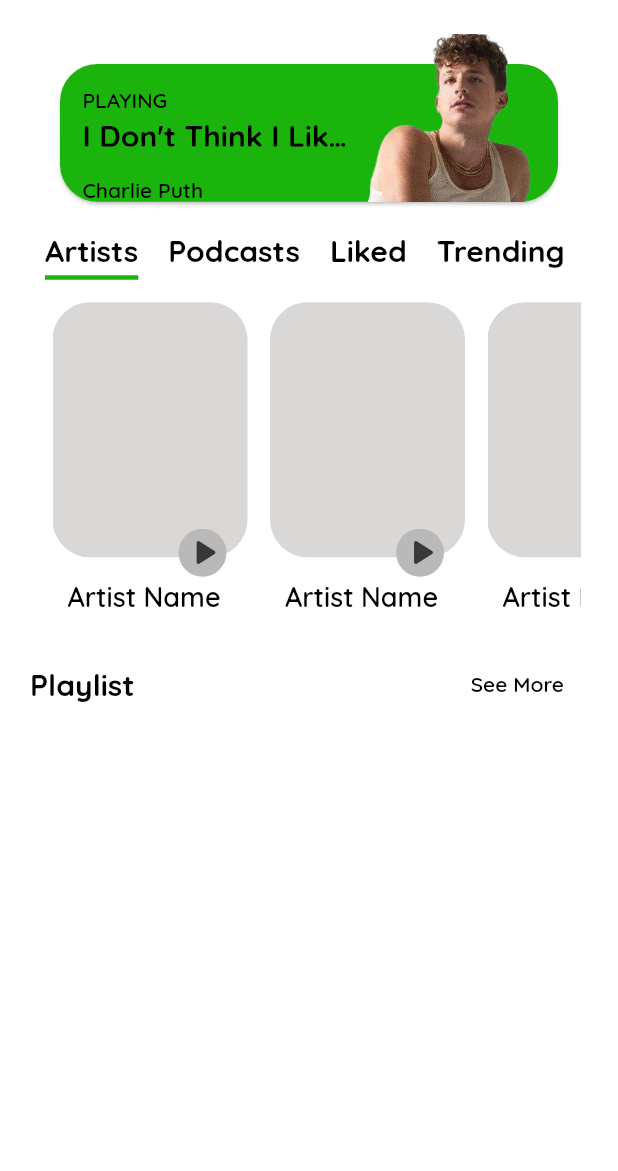
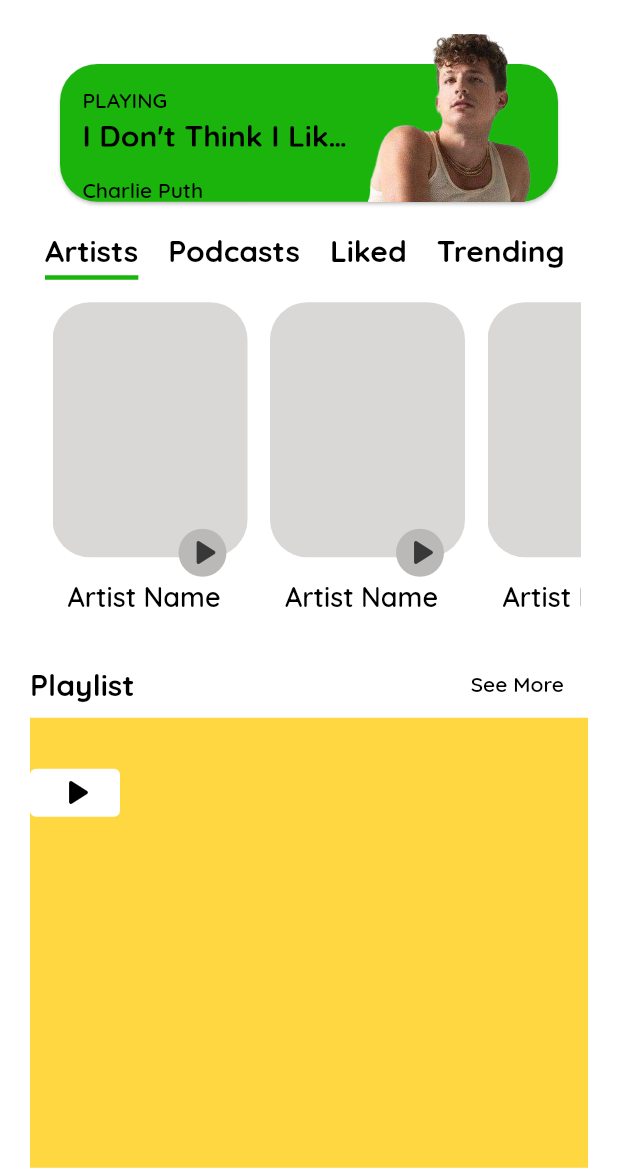
Before and after one commit to aryanmajhi75/warpd, a Flutter app: the screen it shows after launch, on a phone screen of 412 x 824 dp, the part 65-1236 px from its top. Run offline on Flutter 3.47's test engine with Material 2 defaults, Android fonts, the light colour scheme and no system bars; our stand-ins replace appwrite.

Commit message:
adding playlist listview

```diff
--- /dev/null
+++ b/spotify/lib/components/PlaylistItems.dart
@@ -0,0 +1,32 @@
+import 'package:flutter/material.dart';
+
+class PlaylistItems extends StatefulWidget {
+  const PlaylistItems({super.key});
+
+  @override
+  State<PlaylistItems> createState() => _PlaylistItemsState();
+}
+
+class _PlaylistItemsState extends State<PlaylistItems> {
+  @override
+  Widget build(BuildContext context) {
+    return SizedBox(
+      height: 80,
+      child: Row(
+        children: [
+          ElevatedButton(
+            style: const ButtonStyle(
+              fixedSize: MaterialStatePropertyAll(
+                Size(5, 5),
+              ),
+            ),
+            onPressed: () {},
+            child: const Icon(
+              Icons.play_arrow_rounded,
+            ),
+          ),
+        ],
+      ),
+    );
+  }
+}
--- a/spotify/lib/pages/homeScreen.dart
+++ b/spotify/lib/pages/homeScreen.dart
@@ -1,5 +1,6 @@
 import 'package:flutter/material.dart';
 import 'package:appwrite/appwrite.dart';
+import 'package:spotify/components/PlaylistItems.dart';
 
 import '../components/songcard.dart';
 import '../components/tabList.dart';
@@ -69,8 +70,24 @@ class _homeScreenState extends State<homeScreen> {
                         "See More",
                         style: Theme.of(context).textTheme.displayMedium,
                       ),
-                    )
+                    ),
                   ],
+                ),
+                Container(
+                  height: 300,
+                  color: Colors.amberAccent,
+                  child: ListView(
+                    padding: const EdgeInsets.only(
+                      top: 10,
+                      bottom: 10,
+                    ),
+                    children: const [
+                      SizedBox(
+                        height: 80,
+                        child: PlaylistItems(),
+                      ),
+                    ],
+                  ),
                 ),
               ],
             ),
```
